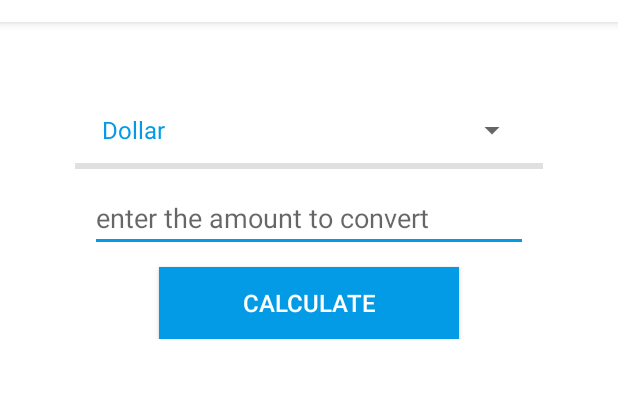
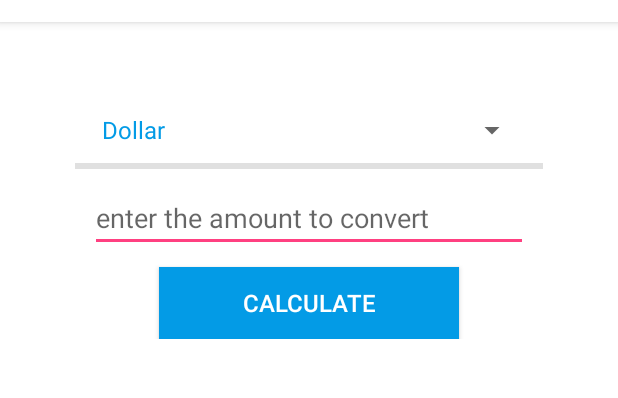
Before and after one commit to jefrimedrano/convertidor, an Android app: the screen it shows after launch (MainActivity), on a phone screen of 412 x 824 dp, the part 62-460 px from its top. Run offline under Robolectric (Android 15) with nearby library versions, the phone set to English and light mode, and no system bars.

Commit message:
version 1.0

```diff
--- a/app/src/main/res/layout/activity_main.xml
+++ b/app/src/main/res/layout/activity_main.xml
@@ -22,7 +22,6 @@
             android:layout_width="match_parent"
             android:layout_height="wrap_content"
             android:layout_margin="10dp"
-
             />
 
         <View
@@ -30,7 +29,6 @@
             android:layout_width="match_parent"
             android:layout_height="4dp"
             android:background="?android:attr/listDivider"
-
             />
 
         <EditText
@@ -40,7 +38,7 @@
             android:hint="@string/placeholder"
             android:layout_margin="10dp"
             android:inputType="numberDecimal"
-            android:backgroundTint="@color/button"/>
+            />
 
         <Button
             android:id="@+id/calculate"
```
